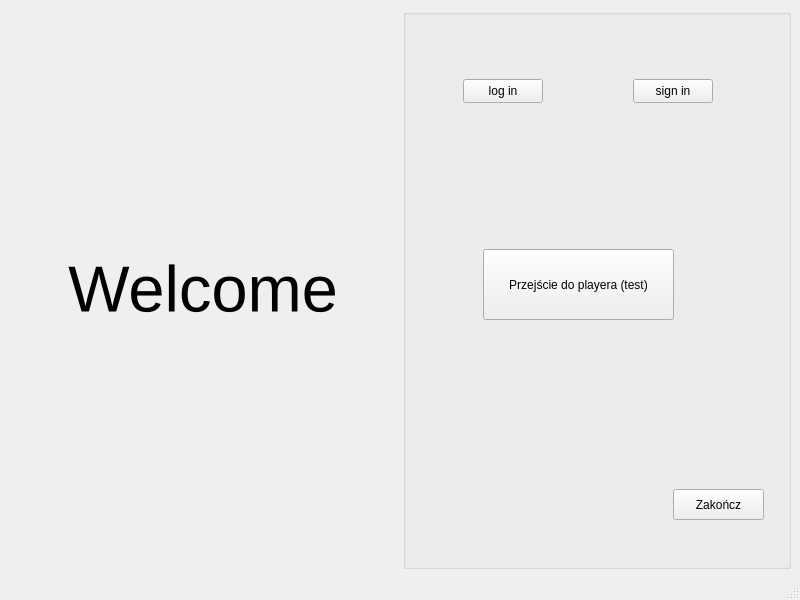
Qt form welcome_window.ui (hjnowakowski/music-player) before a commit.
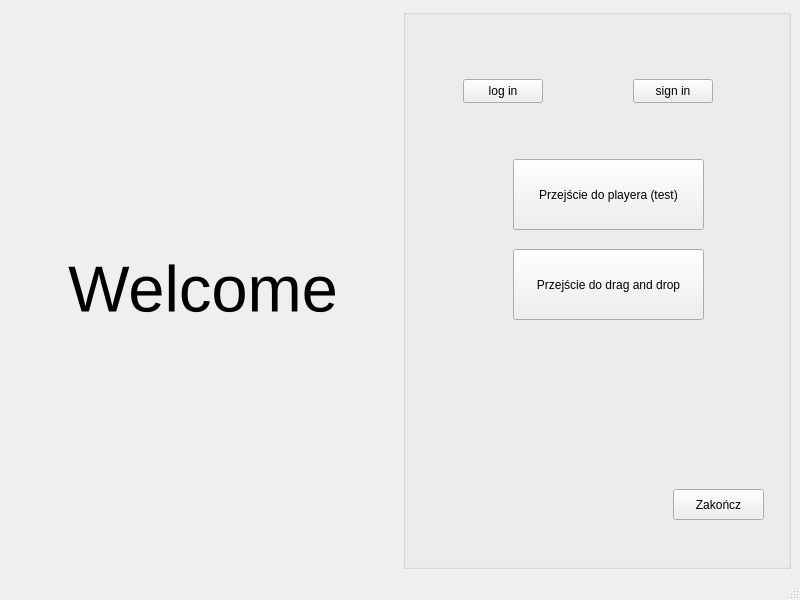
The same form after that commit.

Commit message: drag and drop window added

The edit to the form file:
```diff
--- a/welcome_window.ui
+++ b/welcome_window.ui
@@ -80,8 +80,8 @@
       <widget class="QPushButton" name="pushButton_player">
        <property name="geometry">
         <rect>
-         <x>80</x>
-         <y>240</y>
+         <x>110</x>
+         <y>150</y>
          <width>191</width>
          <height>71</height>
         </rect>
@@ -90,6 +90,19 @@
         <string>Przejście do playera (test)</string>
        </property>
       </widget>
+      <widget class="QPushButton" name="pushButton_dragndrop">
+       <property name="geometry">
+        <rect>
+         <x>110</x>
+         <y>240</y>
+         <width>191</width>
+         <height>71</height>
+        </rect>
+       </property>
+       <property name="text">
+        <string>Przejście do drag and drop</string>
+       </property>
+      </widget>
      </widget>
     </item>
    </layout>
```
The commit also changes 33 other files.
